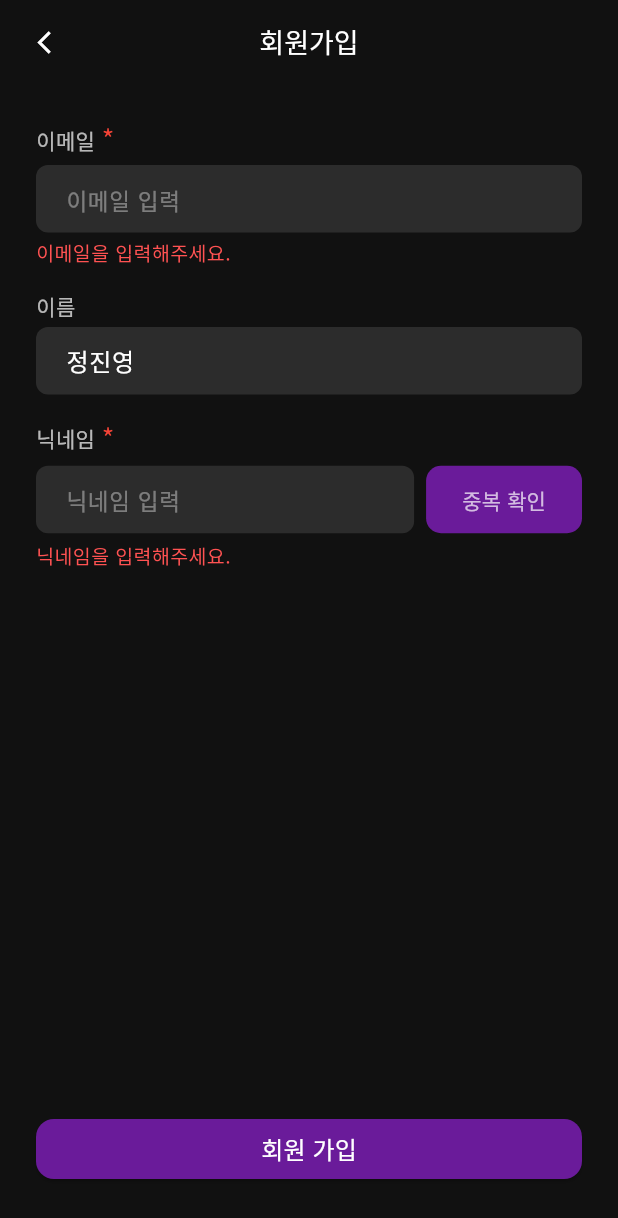
After one commit to jyoung2419/muniverse, a Flutter app: the XSignUpScreen screen opened by its route, after a tap on "중복 확인", after a tap on "회원 가입", on a phone screen of 412 x 824 dp. The commit adds this screen. Shown: the top 1218 px of the screen. Run offline on Flutter 3.47's test engine with Material 3 defaults, Android fonts, the phone set to English and light mode, and no system bars; our stand-ins replace flutter_dotenv, flutter_svg.

Commit message:
signupScreen

```diff
--- a/lib/main.dart
+++ b/lib/main.dart
@@ -2,6 +2,8 @@ import 'package:flutter/material.dart';
 import 'package:flutter_dotenv/flutter_dotenv.dart';
 import 'package:flutter_localizations/flutter_localizations.dart';
 import 'screens/user/login_screen.dart';
+import 'screens/user/google_signup_screen.dart';
+import 'screens/user/x_signup_screen.dart';
 
 Future<void> main() async {
   WidgetsFlutterBinding.ensureInitialized();
@@ -21,6 +23,8 @@ class MyApp extends StatelessWidget {
       initialRoute: '/login',
       routes: {
         '/login': (context) => const LoginScreen(),
+        '/google_signup': (context) => const GoogleSignUpScreen(),
+        '/x_signup': (context) => const XSignUpScreen(),
       },
       localizationsDelegates: const [
         GlobalMaterialLocalizations.delegate,
--- /dev/null
+++ b/lib/screens/user/x_signup_screen.dart
@@ -0,0 +1,265 @@
+import 'package:flutter/material.dart';
+import '../../services/page_control.dart';
+
+class XSignUpScreen extends StatefulWidget {
+  const XSignUpScreen({super.key});
+
+  @override
+  State<XSignUpScreen> createState() => _XSignUpScreenState();
+}
+
+class _XSignUpScreenState extends State<XSignUpScreen> {
+  final TextEditingController _emailController = TextEditingController();
+  final TextEditingController _nicknameController = TextEditingController();
+  final String _name = "정진영";
+
+  String? _nicknameMessage;
+  bool _isNicknameAvailable = false;
+  bool _nicknameChecked = false;
+  String? _emailErrorText;
+  String? _nicknameErrorText;
+
+  void _checkNickname() {
+    setState(() {
+      _nicknameChecked = true;
+      final nickname = _nicknameController.text.trim();
+
+      if (nickname.isEmpty) {
+        _nicknameErrorText = "닉네임을 입력해주세요.";
+        _nicknameMessage = null;
+        _isNicknameAvailable = false;
+        return;
+      }
+
+      if (nickname == "usednickname") {
+        _nicknameMessage = "중복된 닉네임입니다.";
+        _isNicknameAvailable = false;
+      } else {
+        _nicknameMessage = "사용 가능한 닉네임입니다.";
+        _isNicknameAvailable = true;
+      }
+
+      _nicknameErrorText = null;
+    });
+  }
+
+  void _submitSignUp() {
+    final email = _emailController.text.trim();
+    final nickname = _nicknameController.text.trim();
+
+    setState(() {
+      _emailErrorText = email.isEmpty ? "이메일을 입력해주세요." : null;
+      _nicknameErrorText = nickname.isEmpty ? "닉네임을 입력해주세요." : null;
+    });
+
+    if (email.isEmpty || nickname.isEmpty) return;
+
+    if (!_nicknameChecked) {
+      ScaffoldMessenger.of(context).showSnackBar(
+        SnackBar(
+          content: Text("닉네임 중복 확인을 해주세요."),
+          duration: Duration(seconds: 1),
+        ),
+      );
+      return;
+    }
+
+    if (!_isNicknameAvailable) {
+      ScaffoldMessenger.of(context).showSnackBar(
+        SnackBar(
+          content: Text("중복된 닉네임입니다."),
+          duration: Duration(seconds: 1),
+        ),
+      );
+      return;
+    }
+
+    // TODO: 서버 API로 회원가입 로직 처리
+
+    ScaffoldMessenger.of(context).showSnackBar(
+      SnackBar(
+        content: Text("회원가입이 완료되었습니다."),
+        duration: Duration(seconds: 2),
+      ),
+    );
+
+    Navigator.pushReplacementNamed(context, '/login');
+  }
+
+  @override
+  Widget build(BuildContext context) {
+    return Scaffold(
+      resizeToAvoidBottomInset: true,
+      backgroundColor: const Color(0xFF111111),
+      appBar: AppBar(
+        backgroundColor: const Color(0xFF111111),
+        centerTitle: true,
+        leading: IconButton(
+          icon: const Icon(Icons.arrow_back_ios, color: Colors.white),
+          iconSize: 18,
+          padding: const EdgeInsets.only(left: 12),
+          onPressed: () => PageControl.back(context),
+        ),
+        title: const Text(
+          '회원가입',
+          style: TextStyle(color: Colors.white, fontSize: 18),
+        ),
+      ),
+      body: Padding(
+        padding: const EdgeInsets.all(24),
+        child: Column(
+          crossAxisAlignment: CrossAxisAlignment.start,
+          children: [
+            _buildLabelWithAsterisk("이메일"),
+            const SizedBox(height: 4),
+            SizedBox(
+              height: 45,
+              child: TextField(
+                controller: _emailController,
+                style: const TextStyle(color: Colors.white),
+                decoration: _inputDecoration(
+                  hintText: '이메일 입력',
+                  errorText: _emailErrorText,
+                ),
+              ),
+            ),
+            if (_emailErrorText != null)
+              _buildErrorText(_emailErrorText!),
+
+            const SizedBox(height: 16),
+            const Text('이름', style: TextStyle(color: Colors.white70)),
+            const SizedBox(height: 4),
+            SizedBox(
+              height: 45,
+              child: TextFormField(
+                initialValue: _name,
+                enabled: false,
+                style: const TextStyle(color: Colors.white),
+                decoration: _inputDecoration(),
+              ),
+            ),
+
+            const SizedBox(height: 16),
+            _buildLabelWithAsterisk("닉네임"),
+            const SizedBox(height: 4),
+            Row(
+              children: [
+                Expanded(
+                  child: SizedBox(
+                    height: 45,
+                    child: TextField(
+                      controller: _nicknameController,
+                      style: const TextStyle(color: Colors.white),
+                      decoration: _inputDecoration(
+                        hintText: '닉네임 입력',
+                        errorText: _nicknameErrorText,
+                      ),
+                    ),
+                  ),
+                ),
+                const SizedBox(width: 8),
+                ElevatedButton(
+                  onPressed: _checkNickname,
+                  style: ElevatedButton.styleFrom(
+                    backgroundColor: const Color(0xFF6A1B9A),
+                    elevation: 0,
+                    minimumSize: const Size(80, 45),
+                    shape: RoundedRectangleBorder(
+                      borderRadius: BorderRadius.circular(10),
+                    ),
+                  ),
+                  child: const Text(
+                    '중복 확인',
+                    style: TextStyle(color: Colors.white70),
+                  ),
+                ),
+              ],
+            ),
+            if (_nicknameErrorText != null)
+              _buildErrorText(_nicknameErrorText!),
+            if (_nicknameMessage != null && _nicknameErrorText == null)
+              Padding(
+                padding: const EdgeInsets.only(top: 8),
+                child: Text(
+                  _nicknameMessage!,
+                  style: TextStyle(
+                    color: _isNicknameAvailable ? Colors.green : Colors.redAccent,
+                  ),
+                ),
+              ),
+
+            const Spacer(),
+            SizedBox(
+              width: double.infinity,
+              child: ElevatedButton(
+                onPressed: _submitSignUp,
+                style: ElevatedButton.styleFrom(
+                  backgroundColor: const Color(0xFF6A1B9A),
+                  shape: RoundedRectangleBorder(
+                    borderRadius: BorderRadius.circular(12),
+                  ),
+                ),
+                child: const Text(
+                  '회원 가입',
+                  style: TextStyle(
+                    color: Colors.white,
+                    fontSize: 16,
+                    fontWeight: FontWeight.w500,
+                  ),
+                ),
+              ),
+            ),
+            const SizedBox(height: 10),
+          ],
+        ),
+      ),
+    );
+  }
+
+  Widget _buildLabelWithAsterisk(String label) {
+    return Row(
+      children: [
+        Text(label, style: const TextStyle(color: Colors.white70)),
+        const Text(' *', style: TextStyle(color: Colors.red, fontSize: 18)),
+      ],
+    );
+  }
+
+  Widget _buildErrorText(String text) {
+    return Padding(
+      padding: const EdgeInsets.only(top: 4),
+      child: Text(
+        text,
+        style: const TextStyle(color: Colors.redAccent, fontSize: 13),
+      ),
+    );
+  }
+
+  InputDecoration _inputDecoration({
+    String? hintText,
+    Color fillColor = const Color(0xFF2C2C2C),
+    Color hintColor = Colors.white38,
+    String? errorText,
+  }) {
+    return InputDecoration(
+      hintText: hintText,
+      errorText: null, // 기본 errorText는 null
+      hintStyle: TextStyle(color: hintColor, fontSize: 15),
+      filled: true,
+      fillColor: fillColor,
+      border: OutlineInputBorder(
+        borderRadius: BorderRadius.circular(8),
+        borderSide: BorderSide.none,
+      ),
+      enabledBorder: OutlineInputBorder(
+        borderRadius: BorderRadius.circular(8),
+        borderSide: BorderSide.none,
+      ),
+      focusedBorder: OutlineInputBorder(
+        borderRadius: BorderRadius.circular(8),
+        borderSide: const BorderSide(color: Colors.white38),
+      ),
+      contentPadding: const EdgeInsets.symmetric(vertical: 10, horizontal: 16),
+    );
+  }
+}
```
Also changed, not shown: lib/screens/user/google_signup_screen.dart (added, +247 -0 lines), lib/screens/user/login_screen.dart (+13 -2 lines), lib/services/page_control.dart (added, +23 -0 lines), 1 other file.
